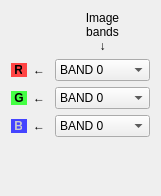
Above: Code/Common/mvdColorSetupWidget.ui from orfeotoolbox/OTB before the change. Below: the same form after it.
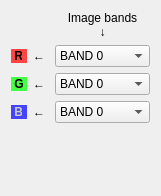
That is the form after the change.

Commit message: ENH: Removing line break in gui label

Patch:
```diff
--- a/Code/Common/mvdColorSetupWidget.ui
+++ b/Code/Common/mvdColorSetupWidget.ui
@@ -28,7 +28,7 @@
         </sizepolicy>
        </property>
        <property name="text">
-        <string>&lt;html&gt;&lt;head/&gt;&lt;body&gt;&lt;p align=&quot;center&quot;&gt;Image&lt;br/&gt;bands&lt;br/&gt;↓&lt;/p&gt;&lt;/body&gt;&lt;/html&gt;</string>
+        <string>&lt;html&gt;&lt;head/&gt;&lt;body&gt;&lt;p align=&quot;center&quot;&gt;Image bands&lt;br/&gt;↓&lt;/p&gt;&lt;/body&gt;&lt;/html&gt;</string>
        </property>
       </widget>
      </item>
```
